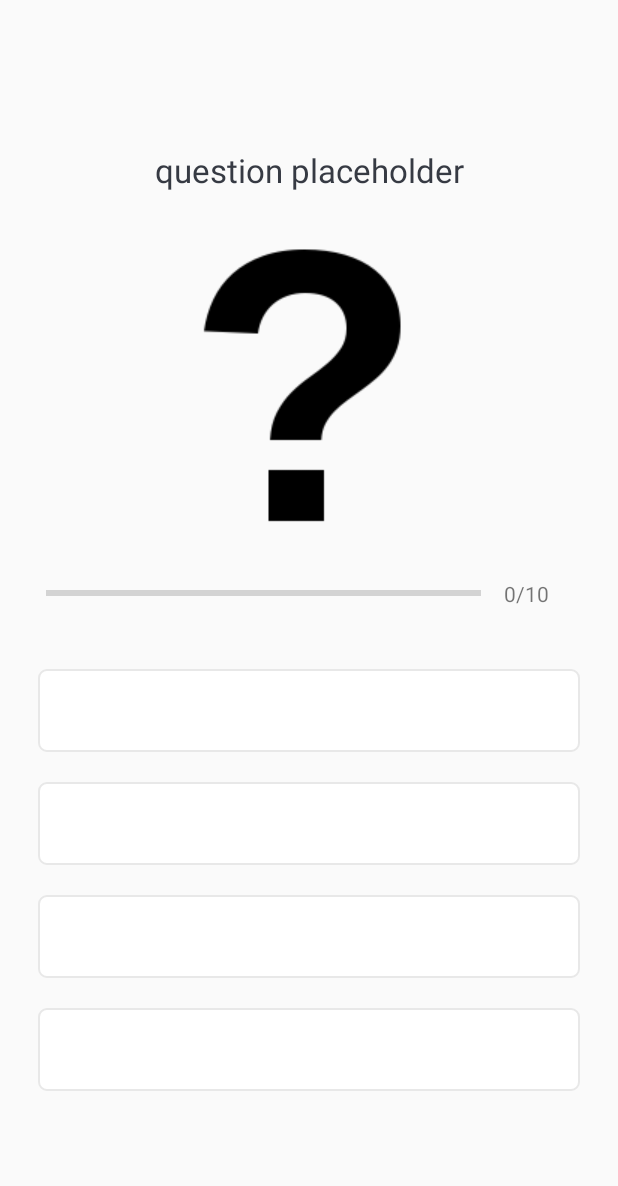
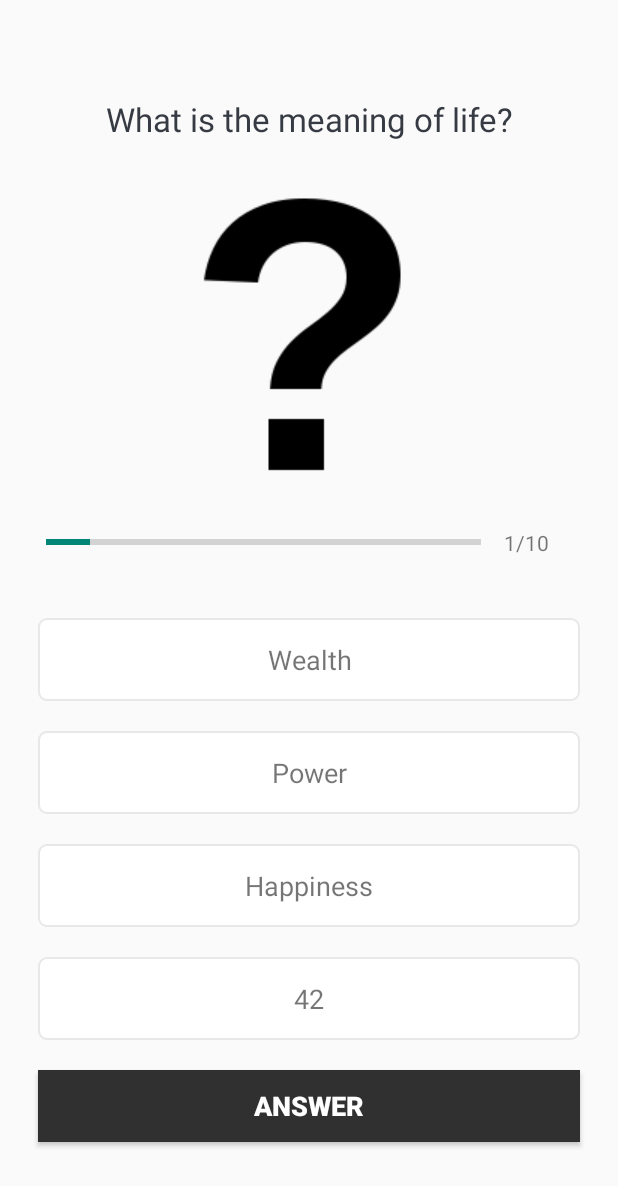
Before and after one commit to Anekdotas/MindGame, an Android app: the QuestionsProtoActivity screen opened directly, with no data from a screen before it, on a phone screen of 412 x 824 dp. Shown: the top 1186 px of the screen. Run offline under Robolectric (Android 15) with nearby library versions, the phone set to English and light mode, and no system bars.

Commit message:
Finish basic prototype layout for question activity

```diff
--- a/src/application/MindGameApplication/app/src/main/java/anekdotas/mindgameapplication/MainActivity.kt
+++ b/src/application/MindGameApplication/app/src/main/java/anekdotas/mindgameapplication/MainActivity.kt
@@ -21,7 +21,7 @@ class MainActivity : AppCompatActivity() {
         val btnMenu = findViewById<Button>(R.id.btn_menu)
         val userName = findViewById<AppCompatEditText>(R.id.username)
 
-        //Displays a little pop up at the bottom of the screen
+        //Displays a little pop up at the bottom of the screen (and goes to the question activity)
             btnMenu.setOnClickListener {
                 if(userName.text.toString().isEmpty()) {
                     Toast.makeText(this@MainActivity, "No Username Selected", Toast.LENGTH_SHORT).show()
--- a/src/application/MindGameApplication/app/src/main/java/anekdotas/mindgameapplication/QuestionsProtoActivity.kt
+++ b/src/application/MindGameApplication/app/src/main/java/anekdotas/mindgameapplication/QuestionsProtoActivity.kt
@@ -3,12 +3,40 @@ package anekdotas.mindgameapplication
 import androidx.appcompat.app.AppCompatActivity
 import android.os.Bundle
 import android.util.Log
+import android.widget.ImageView
+import android.widget.ProgressBar
+import android.widget.TextView
 
 class QuestionsProtoActivity : AppCompatActivity() {
     override fun onCreate(savedInstanceState: Bundle?) {
         super.onCreate(savedInstanceState)
         setContentView(R.layout.activity_questions_proto)
         val questionsList = QuestionsObjectConst.getQuestions()
-        Log.i("Questions size", questionsList.size.toString())
+
+        // Helpful in logcat for checking the amount of questions in input
+        // Log.i("Questions size", questionsList.size.toString())
+
+        var position = 1
+        val question : Question? = questionsList[position-1]
+
+        // UI elements please do not touch unless you know what you doing
+        var questionView = findViewById<TextView>(R.id.tv_question)
+        var progressbar = findViewById<ProgressBar>(R.id.ll_progress)
+        var progressText = findViewById<TextView>(R.id.tv_progress)
+        var questionImage = findViewById<ImageView>(R.id.iv_question_image)
+        var optionA = findViewById<TextView>(R.id.tv_optionA)
+        var optionB = findViewById<TextView>(R.id.tv_optionB)
+        var optionC = findViewById<TextView>(R.id.tv_optionC)
+        var optionD = findViewById<TextView>(R.id.tv_optionD)
+
+        progressbar.progress = position
+        progressText.text = "$position" + "/" + progressbar.max
+        questionView.text = question!!.question
+        questionImage.setImageResource(question.image)
+        optionA.text = question.optionA
+        optionB.text = question.optionB
+        optionC.text = question.optionC
+        optionD.text = question.optionD
+
     }
 }
--- a/src/application/MindGameApplication/app/src/main/res/layout/activity_questions_proto.xml
+++ b/src/application/MindGameApplication/app/src/main/res/layout/activity_questions_proto.xml
@@ -27,7 +27,7 @@
 
         <ImageView
             android:contentDescription="@string/app_name"
-            android:id="@+id/iv_question"
+            android:id="@+id/iv_question_image"
             android:layout_width="wrap_content"
             android:layout_height="wrap_content"
             android:layout_marginTop="15dp"
@@ -112,6 +112,17 @@
             android:textSize="18sp"
             tools:text="Dragon Fruit" />
 
+        <Button
+            android:id="@+id/btn_submit"
+            android:layout_width="match_parent"
+            android:layout_height="wrap_content"
+            android:layout_margin="10dp"
+            android:background="#303030"
+            android:text="ANSWER"
+            android:textColor="@color/white"
+            android:textSize="18sp"
+            android:textStyle="bold"/>
+
     </LinearLayout>
 
 </ScrollView>
```
